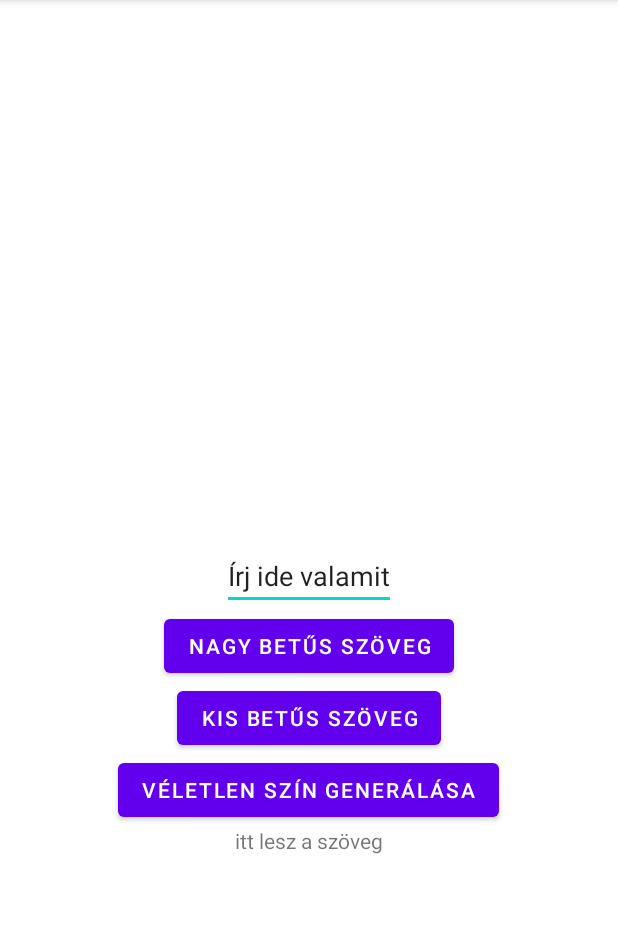
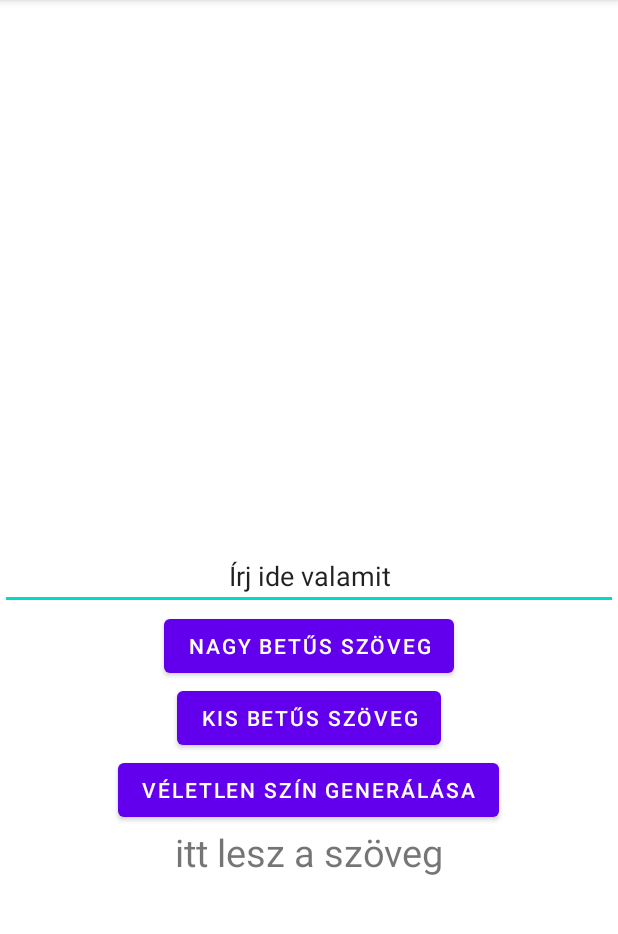
Before and after one commit to istvanbodor/AndoridGyakorlo0922, an Android app: the screen it shows after launch (MainActivity), on a phone screen of 412 x 824 dp, the part 84-1018 px from its top. Run offline under Robolectric (Android 15) with nearby library versions, the phone set to English and light mode, and no system bars.

Commit message:
Utolso funkcio es finomitasok

```diff
--- a/app/src/main/java/com/example/gyakorlo/MainActivity.java
+++ b/app/src/main/java/com/example/gyakorlo/MainActivity.java
@@ -2,6 +2,7 @@ package com.example.gyakorlo;
 
 import androidx.appcompat.app.AppCompatActivity;
 
+import android.graphics.Color;
 import android.os.Bundle;
 import android.view.View;
 import android.widget.Button;
@@ -41,7 +42,22 @@ public class MainActivity extends AppCompatActivity {
                 megnezos.setText(beiros.getText().toString().toLowerCase(Locale.ROOT));
             }
         });
+        harmadikgomb.setOnClickListener(new View.OnClickListener() {
+            @Override
+            public void onClick(View view) {
 
+                int r =(int)(Math.random()*256);
+                int g =(int)(Math.random()*256);
+                int b =(int)(Math.random()*256);
+                megnezos.setBackgroundColor(Color.rgb(r,g,b));
+
+
+
+
+
+
+            }
+        });
 
 
     }
--- a/app/src/main/res/layout/activity_main.xml
+++ b/app/src/main/res/layout/activity_main.xml
@@ -9,11 +9,12 @@
 
 
     <EditText
-        android:layout_width="wrap_content"
+        android:layout_width="match_parent"
         android:layout_height="wrap_content"
         android:text="Írj ide valamit"
         android:layout_centerInParent="true"
         android:id="@+id/beiros"
+        android:textAlignment="center"
         />
     <Button
         android:id="@+id/elsogomb"
@@ -38,12 +39,14 @@
         android:text="Véletlen szín generálása"/>
 
     <TextView
-        android:layout_width="wrap_content"
+        android:layout_width="match_parent"
         android:layout_height="wrap_content"
         android:id="@+id/megnezos"
         android:layout_below="@id/harmdikgomb"
         android:layout_centerInParent="true"
         android:text="itt lesz a szöveg"
+        android:textAlignment="center"
+        android:textSize="25sp"
 
         />
 
```
